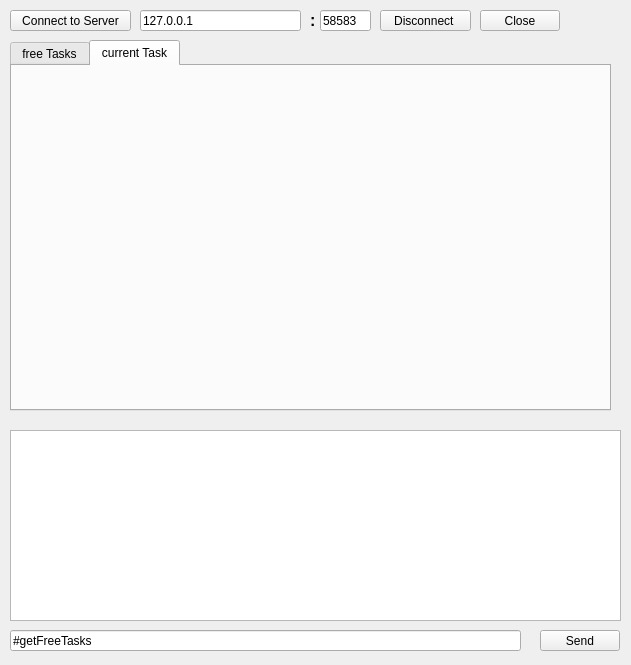
First picture: the form in mainwidget.ui, repository nikifor511/elclient, before the edit.
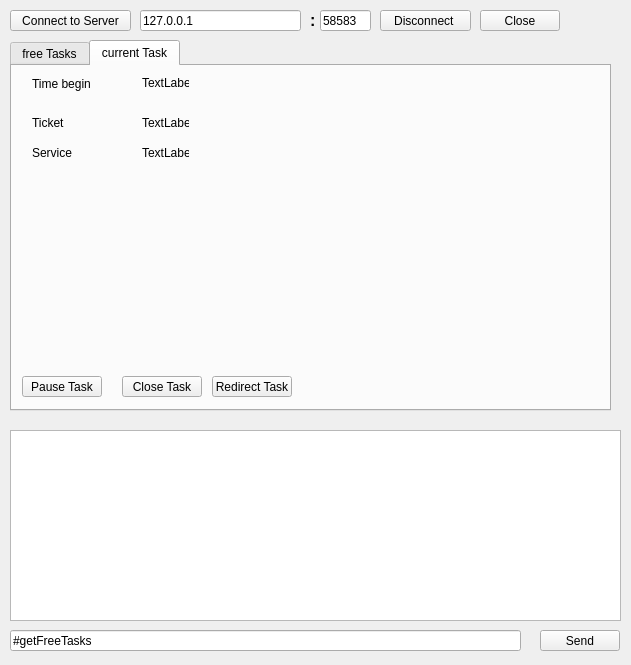
Second picture: the form after the edit. The open tabs and pages were chosen to show the change.

```diff
--- a/mainwidget.ui
+++ b/mainwidget.ui
@@ -135,6 +135,9 @@
    </property>
   </widget>
   <widget class="QTabWidget" name="tabWidget">
+   <property name="enabled">
+    <bool>true</bool>
+   </property>
    <property name="geometry">
     <rect>
      <x>10</x>
@@ -175,9 +178,132 @@
     </widget>
    </widget>
    <widget class="QWidget" name="currentTask">
+    <property name="enabled">
+     <bool>true</bool>
+    </property>
     <attribute name="title">
      <string>current Task</string>
     </attribute>
+    <widget class="QPushButton" name="pushButton">
+     <property name="enabled">
+      <bool>true</bool>
+     </property>
+     <property name="geometry">
+      <rect>
+       <x>10</x>
+       <y>310</y>
+       <width>80</width>
+       <height>21</height>
+      </rect>
+     </property>
+     <property name="text">
+      <string>Pause Task</string>
+     </property>
+    </widget>
+    <widget class="QLabel" name="label_2">
+     <property name="geometry">
+      <rect>
+       <x>20</x>
+       <y>10</y>
+       <width>71</width>
+       <height>16</height>
+      </rect>
+     </property>
+     <property name="text">
+      <string>Time begin</string>
+     </property>
+    </widget>
+    <widget class="QLabel" name="label_3">
+     <property name="geometry">
+      <rect>
+       <x>20</x>
+       <y>50</y>
+       <width>47</width>
+       <height>13</height>
+      </rect>
+     </property>
+     <property name="text">
+      <string>Ticket</string>
+     </property>
+    </widget>
+    <widget class="QLabel" name="label_4">
+     <property name="geometry">
+      <rect>
+       <x>20</x>
+       <y>80</y>
+       <width>47</width>
+       <height>13</height>
+      </rect>
+     </property>
+     <property name="text">
+      <string>Service</string>
+     </property>
+    </widget>
+    <widget class="QLabel" name="tbeginLabel">
+     <property name="geometry">
+      <rect>
+       <x>130</x>
+       <y>10</y>
+       <width>47</width>
+       <height>13</height>
+      </rect>
+     </property>
+     <property name="text">
+      <string>TextLabel</string>
+     </property>
+    </widget>
+    <widget class="QLabel" name="ticketLabel">
+     <property name="geometry">
+      <rect>
+       <x>130</x>
+       <y>50</y>
+       <width>47</width>
+       <height>13</height>
+      </rect>
+     </property>
+     <property name="text">
+      <string>TextLabel</string>
+     </property>
+    </widget>
+    <widget class="QLabel" name="serviceLabel">
+     <property name="geometry">
+      <rect>
+       <x>130</x>
+       <y>80</y>
+       <width>47</width>
+       <height>13</height>
+      </rect>
+     </property>
+     <property name="text">
+      <string>TextLabel</string>
+     </property>
+    </widget>
+    <widget class="QPushButton" name="pushButton_2">
+     <property name="geometry">
+      <rect>
+       <x>110</x>
+       <y>310</y>
+       <width>80</width>
+       <height>21</height>
+      </rect>
+     </property>
+     <property name="text">
+      <string>Close Task</string>
+     </property>
+    </widget>
+    <widget class="QPushButton" name="pushButton_3">
+     <property name="geometry">
+      <rect>
+       <x>200</x>
+       <y>310</y>
+       <width>80</width>
+       <height>21</height>
+      </rect>
+     </property>
+     <property name="text">
+      <string>Redirect Task</string>
+     </property>
+    </widget>
    </widget>
   </widget>
  </widget>
```
Left out of the diff: 4 changed lines with no effect on the pictures.
